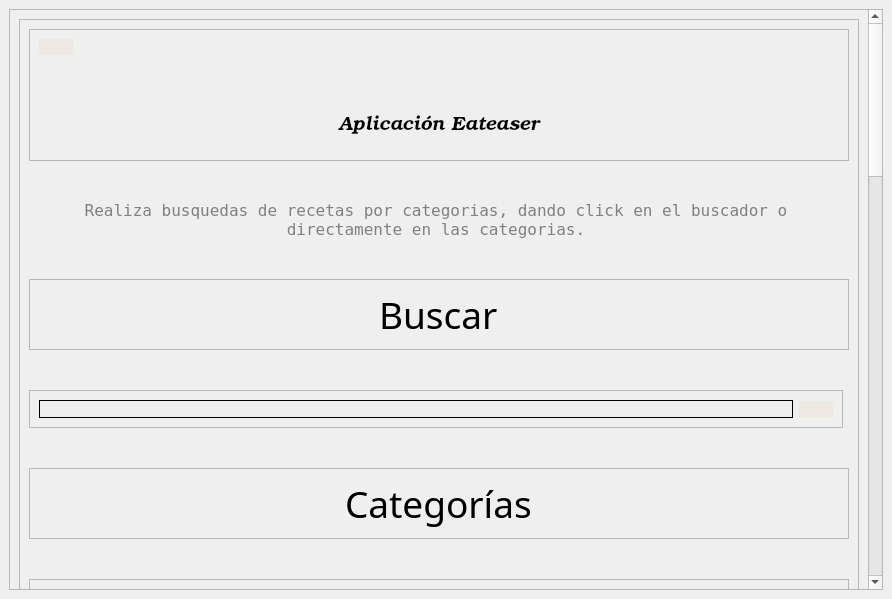
First picture: the form in Interfaz/app.ui, repository adobrasca512/EatEaser, before the edit.
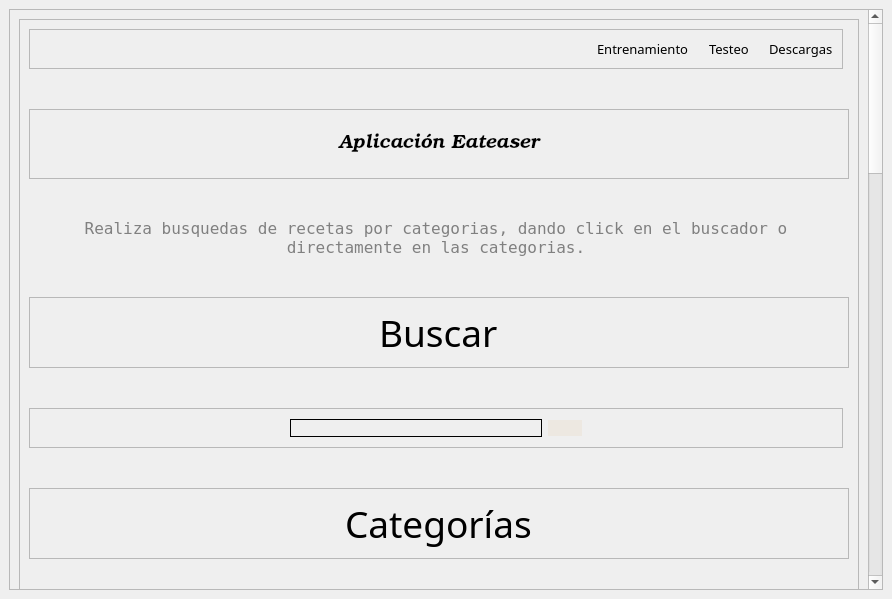
Second picture: the form after the edit. Icons and pictures are not drawn.

Patch:
```diff
--- a/Interfaz/app.ui
+++ b/Interfaz/app.ui
@@ -24,9 +24,9 @@
        <property name="geometry">
         <rect>
          <x>0</x>
-         <y>-1241</y>
+         <y>0</y>
          <width>865</width>
-         <height>1826</height>
+         <height>1876</height>
         </rect>
        </property>
        <layout class="QVBoxLayout" name="verticalLayout">
@@ -48,7 +48,7 @@
            <property name="verticalSpacing">
             <number>40</number>
            </property>
-           <item row="5" column="1" colspan="2">
+           <item row="6" column="1" colspan="2">
             <widget class="QFrame" name="frame_14">
              <property name="frameShape">
               <enum>QFrame::StyledPanel</enum>
@@ -232,7 +232,7 @@
              </layout>
             </widget>
            </item>
-           <item row="2" column="1" colspan="2">
+           <item row="3" column="1" colspan="2">
             <widget class="QFrame" name="frame_3">
              <property name="frameShape">
               <enum>QFrame::StyledPanel</enum>
@@ -257,7 +257,7 @@
              </layout>
             </widget>
            </item>
-           <item row="0" column="1" colspan="2">
+           <item row="1" column="1" colspan="2">
             <widget class="QFrame" name="frame_4">
              <property name="sizePolicy">
               <sizepolicy hsizetype="Preferred" vsizetype="Preferred">
@@ -271,6 +271,11 @@
                <height>200</height>
               </size>
              </property>
+             <property name="font">
+              <font>
+               <family>Nirmala UI Semilight</family>
+              </font>
+             </property>
              <property name="frameShape">
               <enum>QFrame::StyledPanel</enum>
              </property>
@@ -278,61 +283,6 @@
               <enum>QFrame::Raised</enum>
              </property>
              <layout class="QVBoxLayout" name="verticalLayout_15">
-              <item alignment="Qt::AlignLeft">
-               <widget class="QPushButton" name="back">
-                <property name="styleSheet">
-                 <string notr="true">background-color:#ede8e1;
-border:1px solid #ede8e1;</string>
-                </property>
-                <property name="text">
-                 <string/>
-                </property>
-               </widget>
-              </item>
-              <item alignment="Qt::AlignHCenter">
-               <widget class="QLabel" name="label">
-                <property name="maximumSize">
-                 <size>
-                  <width>100</width>
-                  <height>94</height>
-                 </size>
-                </property>
-                <property name="layoutDirection">
-                 <enum>Qt::LeftToRight</enum>
-                </property>
-                <property name="text">
-                 <string/>
-                </property>
-                <property name="pixmap">
-                 <pixmap>../../../../../.designer/backup/imagenes/chef-logo.png</pixmap>
-                </property>
-                <property name="scaledContents">
-                 <bool>true</bool>
-                </property>
-                <property name="alignment">
-                 <set>Qt::AlignCenter</set>
-                </property>
-               </widget>
-              </item>
-              <item alignment="Qt::AlignHCenter">
-               <widget class="QLabel" name="label_19">
-                <property name="maximumSize">
-                 <size>
-                  <width>100</width>
-                  <height>100</height>
-                 </size>
-                </property>
-                <property name="text">
-                 <string/>
-                </property>
-                <property name="pixmap">
-                 <pixmap>imagenes/chef-logo.png</pixmap>
-                </property>
-                <property name="scaledContents">
-                 <bool>true</bool>
-                </property>
-               </widget>
-              </item>
               <item>
                <widget class="QLabel" name="label_2">
                 <property name="minimumSize">
@@ -365,7 +315,7 @@
              </layout>
             </widget>
            </item>
-           <item row="4" column="1" colspan="2">
+           <item row="5" column="1" colspan="2">
             <widget class="QFrame" name="frame_2">
              <property name="frameShape">
               <enum>QFrame::StyledPanel</enum>
@@ -390,7 +340,7 @@
              </layout>
             </widget>
            </item>
-           <item row="8" column="1" colspan="2">
+           <item row="9" column="1" colspan="2">
             <widget class="QFrame" name="frame_6">
              <property name="frameShape">
               <enum>QFrame::StyledPanel</enum>
@@ -431,7 +381,7 @@
              </layout>
             </widget>
            </item>
-           <item row="6" column="1" colspan="2">
+           <item row="7" column="1" colspan="2">
             <widget class="QFrame" name="frame_8">
              <property name="frameShape">
               <enum>QFrame::StyledPanel</enum>
@@ -472,7 +422,7 @@
              </layout>
             </widget>
            </item>
-           <item row="3" column="1">
+           <item row="4" column="1">
             <widget class="QFrame" name="frame_5">
              <property name="frameShape">
               <enum>QFrame::StyledPanel</enum>
@@ -481,15 +431,7 @@
               <enum>QFrame::Raised</enum>
              </property>
              <layout class="QGridLayout" name="gridLayout_5">
-              <item row="0" column="0">
-               <widget class="QLineEdit" name="busqueda">
-                <property name="styleSheet">
-                 <string notr="true">background-color:transparent;
-border:1px solid black;</string>
-                </property>
-               </widget>
-              </item>
-              <item row="0" column="1">
+              <item row="0" column="3">
                <widget class="QPushButton" name="buscar">
                 <property name="maximumSize">
                  <size>
@@ -507,10 +449,44 @@
                 </property>
                </widget>
               </item>
+              <item row="0" column="1">
+               <widget class="QLineEdit" name="busqueda">
+                <property name="styleSheet">
+                 <string notr="true">background-color:transparent;
+border:1px solid black;</string>
+                </property>
+               </widget>
+              </item>
+              <item row="0" column="4">
+               <spacer name="horizontalSpacer">
+                <property name="orientation">
+                 <enum>Qt::Horizontal</enum>
+                </property>
+                <property name="sizeHint" stdset="0">
+                 <size>
+                  <width>40</width>
+                  <height>20</height>
+                 </size>
+                </property>
+               </spacer>
+              </item>
+              <item row="0" column="0">
+               <spacer name="horizontalSpacer_2">
+                <property name="orientation">
+                 <enum>Qt::Horizontal</enum>
+                </property>
+                <property name="sizeHint" stdset="0">
+                 <size>
+                  <width>40</width>
+                  <height>20</height>
+                 </size>
+                </property>
+               </spacer>
+              </item>
              </layout>
             </widget>
            </item>
-           <item row="7" column="1" colspan="2">
+           <item row="8" column="1" colspan="2">
             <widget class="QFrame" name="frame_7">
              <property name="minimumSize">
               <size>
@@ -724,7 +700,7 @@
              </layout>
             </widget>
            </item>
-           <item row="1" column="1">
+           <item row="2" column="1">
             <widget class="QLabel" name="label_3">
              <property name="maximumSize">
               <size>
@@ -752,7 +728,7 @@
              </property>
             </widget>
            </item>
-           <item row="9" column="1" colspan="2">
+           <item row="10" column="1" colspan="2">
             <widget class="QFrame" name="frame_21">
              <property name="frameShape">
               <enum>QFrame::StyledPanel</enum>
@@ -1528,66 +1504,6 @@
                 </layout>
                </widget>
               </item>
-              <item row="2" column="0" colspan="4">
-               <widget class="QFrame" name="frame_16">
-                <property name="frameShape">
-                 <enum>QFrame::StyledPanel</enum>
-                </property>
-                <property name="frameShadow">
-                 <enum>QFrame::Raised</enum>
-                </property>
-                <layout class="QVBoxLayout" name="verticalLayout_12">
-                 <item>
-                  <widget class="QLabel" name="label_16">
-                   <property name="font">
-                    <font>
-                     <family>Rage Italic</family>
-                     <pointsize>24</pointsize>
-                    </font>
-                   </property>
-                   <property name="text">
-                    <string>Textos Relacionados</string>
-                   </property>
-                  </widget>
-                 </item>
-                 <item>
-                  <widget class="QLabel" name="label_20">
-                   <property name="font">
-                    <font>
-                     <family>NSimSun</family>
-                     <pointsize>12</pointsize>
-                    </font>
-                   </property>
-                   <property name="styleSheet">
-                    <string notr="true">color:gray;</string>
-                   </property>
-                   <property name="text">
-                    <string>Obten los textos relacionados a nuestras recetas personalizadas.</string>
-                   </property>
-                  </widget>
-                 </item>
-                 <item>
-                  <widget class="QFrame" name="frame_18">
-                   <property name="frameShape">
-                    <enum>QFrame::StyledPanel</enum>
-                   </property>
-                   <property name="frameShadow">
-                    <enum>QFrame::Raised</enum>
-                   </property>
-                   <layout class="QGridLayout" name="gridLayout_3">
-                    <item row="0" column="0">
-                     <widget class="QLabel" name="label_21">
-                      <property name="text">
-                       <string>TextLabel</string>
-                      </property>
-                     </widget>
-                    </item>
-                   </layout>
-                  </widget>
-                 </item>
-                </layout>
-               </widget>
-              </item>
               <item row="0" column="1">
                <widget class="QFrame" name="frame_22">
                 <property name="styleSheet">
@@ -2077,6 +1993,166 @@
              </layout>
             </widget>
            </item>
+           <item row="11" column="1">
+            <widget class="QFrame" name="frame_16">
+             <property name="frameShape">
+              <enum>QFrame::StyledPanel</enum>
+             </property>
+             <property name="frameShadow">
+              <enum>QFrame::Raised</enum>
+             </property>
+             <layout class="QVBoxLayout" name="verticalLayout_12">
+              <item>
+               <widget class="QLabel" name="label_16">
+                <property name="font">
+                 <font>
+                  <family>Rage Italic</family>
+                  <pointsize>24</pointsize>
+                 </font>
+                </property>
+                <property name="text">
+                 <string>Textos Relacionados</string>
+                </property>
+               </widget>
+              </item>
+              <item>
+               <widget class="QLabel" name="label_20">
+                <property name="font">
+                 <font>
+                  <family>NSimSun</family>
+                  <pointsize>12</pointsize>
+                 </font>
+                </property>
+                <property name="styleSheet">
+                 <string notr="true">color:gray;</string>
+                </property>
+                <property name="text">
+                 <string>Obten los textos relacionados a nuestras recetas personalizadas.</string>
+                </property>
+               </widget>
+              </item>
+              <item>
+               <widget class="QFrame" name="frame_18">
+                <property name="frameShape">
+                 <enum>QFrame::StyledPanel</enum>
+                </property>
+                <property name="frameShadow">
+                 <enum>QFrame::Raised</enum>
+                </property>
+                <layout class="QGridLayout" name="gridLayout_3">
+                 <item row="0" column="0">
+                  <layout class="QGridLayout" name="gridLayout_8"/>
+                 </item>
+                </layout>
+               </widget>
+              </item>
+             </layout>
+            </widget>
+           </item>
+           <item row="0" column="1">
+            <widget class="QFrame" name="frame_19">
+             <property name="font">
+              <font>
+               <weight>75</weight>
+               <bold>true</bold>
+              </font>
+             </property>
+             <property name="frameShape">
+              <enum>QFrame::StyledPanel</enum>
+             </property>
+             <property name="frameShadow">
+              <enum>QFrame::Raised</enum>
+             </property>
+             <layout class="QHBoxLayout" name="horizontalLayout_3">
+              <property name="spacing">
+               <number>20</number>
+              </property>
+              <item>
+               <widget class="QLabel" name="label_19">
+                <property name="maximumSize">
+                 <size>
+                  <width>100</width>
+                  <height>100</height>
+                 </size>
+                </property>
+                <property name="font">
+                 <font>
+                  <pointsize>8</pointsize>
+                 </font>
+                </property>
+                <property name="text">
+                 <string/>
+                </property>
+                <property name="pixmap">
+                 <pixmap>imagenes/chef-logo.png</pixmap>
+                </property>
+                <property name="scaledContents">
+                 <bool>true</bool>
+                </property>
+               </widget>
+              </item>
+              <item>
+               <spacer name="horizontalSpacer_3">
+                <property name="orientation">
+                 <enum>Qt::Horizontal</enum>
+                </property>
+                <property name="sizeHint" stdset="0">
+                 <size>
+                  <width>40</width>
+                  <height>20</height>
+                 </size>
+                </property>
+               </spacer>
+              </item>
+              <item alignment="Qt::AlignHCenter">
+               <widget class="QLabel" name="label">
+                <property name="font">
+                 <font>
+                  <family>Bahnschrift Light</family>
+                  <pointsize>10</pointsize>
+                  <weight>50</weight>
+                  <italic>false</italic>
+                  <bold>false</bold>
+                 </font>
+                </property>
+                <property name="text">
+                 <string>Entrenamiento</string>
+                </property>
+               </widget>
+              </item>
+              <item alignment="Qt::AlignHCenter">
+               <widget class="QLabel" name="label_21">
+                <property name="font">
+                 <font>
+                  <family>Bahnschrift Light</family>
+                  <pointsize>10</pointsize>
+                  <weight>50</weight>
+                  <bold>false</bold>
+                 </font>
+                </property>
+                <property name="text">
+                 <string>Testeo</string>
+                </property>
+               </widget>
+              </item>
+              <item alignment="Qt::AlignHCenter">
+               <widget class="QLabel" name="label_22">
+                <property name="font">
+                 <font>
+                  <family>Bahnschrift Light</family>
+                  <pointsize>10</pointsize>
+                  <weight>50</weight>
+                  <bold>false</bold>
+                 </font>
+                </property>
+                <property name="text">
+                 <string>Descargas</string>
+                </property>
+               </widget>
+              </item>
+             </layout>
+            </widget>
+           </item>
           </layout>
          </widget>
         </item>
```
